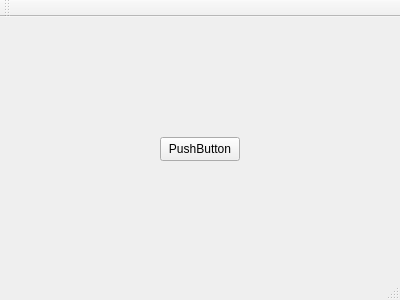
Above: MainWindow.ui from rnikbond/worktime_client before the change. Below: the same form after it.
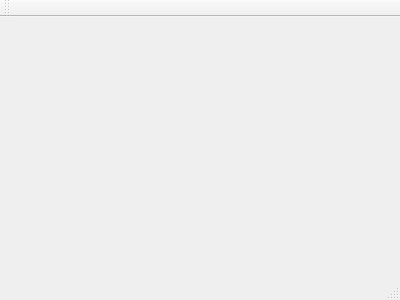
That is the form after the change.

Commit message: Удалена кнопка

The edit to the form file:
```diff
--- a/MainWindow.ui
+++ b/MainWindow.ui
@@ -13,21 +13,7 @@
   <property name="windowTitle">
    <string>MainWindow</string>
   </property>
-  <widget class="QWidget" name="centralWidget">
-   <widget class="QPushButton" name="pushButton">
-    <property name="geometry">
-     <rect>
-      <x>160</x>
-      <y>120</y>
-      <width>80</width>
-      <height>24</height>
-     </rect>
-    </property>
-    <property name="text">
-     <string>PushButton</string>
-    </property>
-   </widget>
-  </widget>
+  <widget class="QWidget" name="centralWidget"/>
   <widget class="QMenuBar" name="menuBar">
    <property name="geometry">
     <rect>
```
The commit also changes 2 other files.
